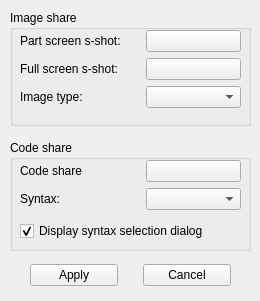
Before: the Qt Designer form client/config.ui in bakwc/Pastexen, drawn with Qt 5.
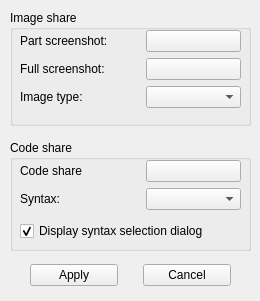
After: the same form once the commit is applied. Icons and pictures are not drawn.

The edit to the form file:
```diff
--- a/client/config.ui
+++ b/client/config.ui
@@ -233,7 +233,7 @@
         <enum>Qt::LeftToRight</enum>
        </property>
        <property name="text">
-        <string>Part screen s-shot:</string>
+        <string>Part screenshot:</string>
        </property>
       </widget>
      </item>
@@ -306,7 +306,7 @@
         <enum>Qt::LeftToRight</enum>
        </property>
        <property name="text">
-        <string>Full screen s-shot:</string>
+        <string>Full screenshot:</string>
        </property>
       </widget>
      </item>
```
